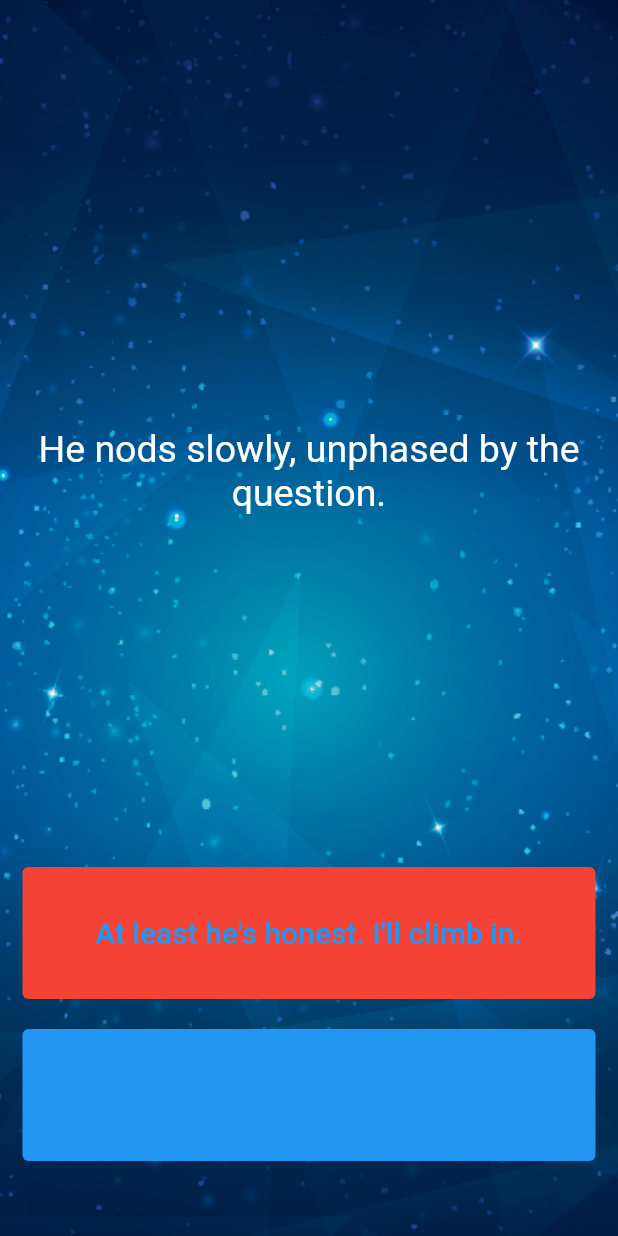
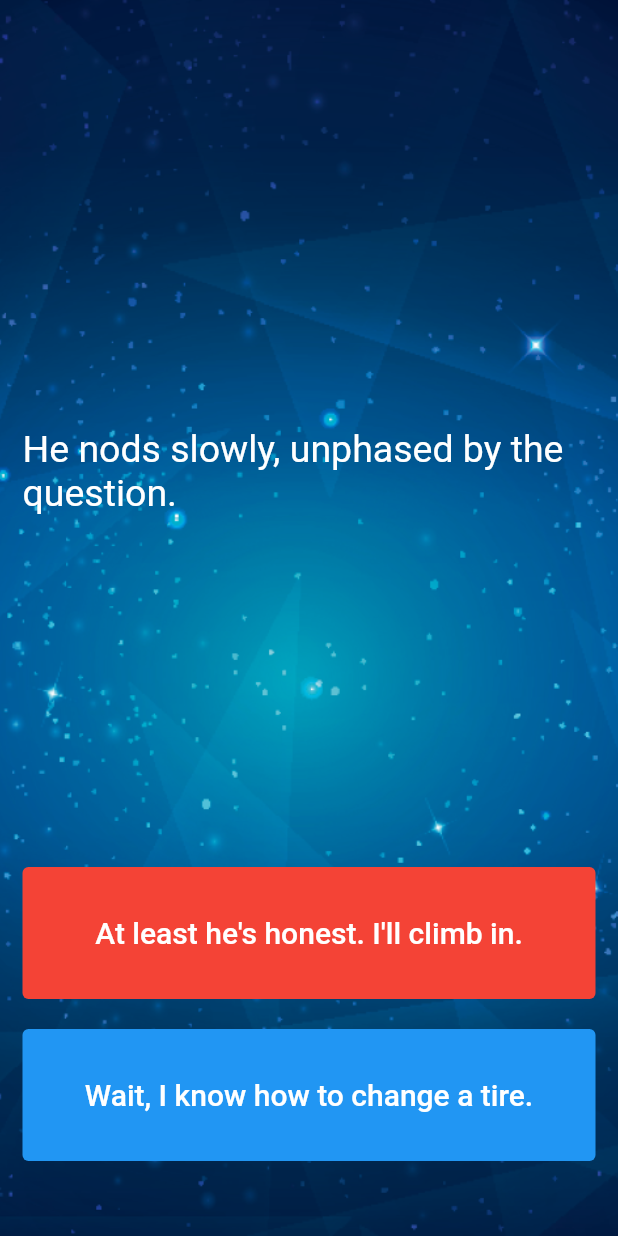
Before and after one commit to ThiMaiLamNgo/flutterDestini, a Flutter app: the screen it shows after launch, after a tap on an icon or button, on a phone screen of 412 x 824 dp. Run offline on Flutter 3.47's test engine with Material 2 defaults, Android fonts, the phone set to English and light mode, and no system bars; our stand-ins replace fluttertoast.

```diff
--- a/lib/main.dart
+++ b/lib/main.dart
@@ -1,4 +1,125 @@
-import 'package:destiniflutter/story_brain.dart';
+import 'package:flutter/material.dart';
+import 'story_brain.dart';
+
+//TODO: Step 15 - Run the app and see if you can see the screen update with the first story. Delete this TODO if it looks as you expected.
+
+void main() => runApp(Destini());
+
+class Destini extends StatelessWidget {
+  Widget build(BuildContext context) {
+    return MaterialApp(
+      theme: ThemeData.dark(),
+      home: StoryPage(),
+    );
+  }
+}
+
+//TODO: Step 9 - Create a new storyBrain object from the StoryBrain class.
+StoryBrain storyBrain = StoryBrain();
+
+class StoryPage extends StatefulWidget {
+  _StoryPageState createState() => _StoryPageState();
+}
+
+class _StoryPageState extends State<StoryPage> {
+  @override
+  Widget build(BuildContext context) {
+    return Scaffold(
+      body: Container(
+        //TODO: Step 1 - Add background.png to this Container as a background image.
+        decoration: BoxDecoration(
+          image: DecorationImage(
+            image: AssetImage('images/background.png'),
+            fit: BoxFit.cover,
+          ),
+        ),
+        padding: EdgeInsets.symmetric(vertical: 50.0, horizontal: 15.0),
+        constraints: BoxConstraints.expand(),
+        child: SafeArea(
+          child: Column(
+            crossAxisAlignment: CrossAxisAlignment.stretch,
+            children: <Widget>[
+              Expanded(
+                flex: 12,
+                child: Center(
+                  child: Text(
+                    //TODO: Step 10 - use the storyBrain to get the first story title and display it in this Text Widget.
+                    storyBrain.getStory(),
+                    //'Story text will go here.',
+                    style: TextStyle(
+                      fontSize: 25.0,
+                    ),
+                  ),
+                ),
+              ),
+              Expanded(
+                flex: 2,
+                child: TextButton(
+                  onPressed: () {
+                    //Choice 1 made by user.
+                    //TODO: Step 18 - Call the nextStory() method from storyBrain and pass the number 1 as the choice made by the user.
+                    setState(() {
+                      storyBrain.nextStory(1);
+                    });
+                  },
+                  style: TextButton.styleFrom(
+                      primary: Colors.white, backgroundColor: Colors.red),
+                  //backgroundColor: MaterialStateProperty.all<Color>(Colors.red),
+                  child: Text(
+                    //TODO: Step 13 - Use the storyBrain to get the text for choice 1.
+                    storyBrain.getChoice1(),
+                    //'Choice 1',
+                    style: TextStyle(
+                      fontSize: 20.0,
+                    ),
+                  ),
+                ),
+              ),
+              SizedBox(
+                height: 20.0,
+              ),
+              Expanded(
+                flex: 2,
+                //TODO: Step 26 - Use a Flutter Visibility Widget to wrap this FlatButton.
+                //TODO: Step 28 - Set the "visible" property of the Visibility Widget to equal the output from the buttonShouldBeVisible() method in the storyBrain.
+                child: Visibility(
+                  visible: storyBrain.getChoice2().isEmpty
+                      ? false
+                      : true, //storyBrain.buttonShouldBeVisible(),
+                  child: TextButton(
+                    onPressed: () {
+                      setState(() {
+                        storyBrain.nextStory(2);
+                      });
+                      //Choice 2 made by user.
+                      //TODO: Step 19 - Call the nextStory() method from storyBrain and pass the number 2 as the choice made by the user.
+                    },
+                    style: TextButton.styleFrom(
+                        primary: Colors.white, backgroundColor: Colors.blue),
+                    //color: Colors.blue,
+                    child: Text(
+                      //TODO: Step 14 - Use the storyBrain to get the text for choice 2.
+                      storyBrain.getChoice2(),
+                      //'Choice 2',
+                      style: TextStyle(
+                        fontSize: 20.0,
+                      ),
+                    ),
+                  ),
+                ),
+              ),
+            ],
+          ),
+        ),
+      ),
+    );
+  }
+}
+//TODO: Step 24 - Run the app and try to figure out what code you need to add to this file to make the story change when you press on the choice buttons.
+
+//TODO: Step 29 - Run the app and test it against the Story Outline to make sure you've completed all the steps. The code for the completed app can be found here: https://github.com/londonappbrewery/destini-challenge-completed/
+
+/*import 'package:destiniflutter/story_brain.dart';
 import 'package:flutter/cupertino.dart';
 import 'package:flutter/material.dart';
 import 'story_brain.dart';
@@ -74,7 +195,7 @@ class _StoryPageState extends State<StoryPage> {
                   child: Text(
                     //TODO: Step 13 - Use the storyBrain to get the text for choice 1.
                     //'Choice 1',
-                    storyBrain.getChoice1(),
+                    '${storyBrain.getChoice1()}',
                     style: TextStyle(
                       fontSize: 20.0,
                     ),
@@ -89,8 +210,6 @@ class _StoryPageState extends State<StoryPage> {
 
                 //TODO: Step 26 - Use a Flutter Visibility Widget to wrap this FlatButton.
                 //TODO: Step 28 - Set the "visible" property of the Visibility Widget to equal the output from the buttonShouldBeVisible() method in the storyBrain.
-                child: Visibility(
-                  visible: storyBrain.buttonShouldBeVisible(),
                 child: TextButton(
                   onPressed: () {
                     //Choice 2 made by user.
@@ -100,15 +219,17 @@ class _StoryPageState extends State<StoryPage> {
                     });
                   },
                   style: ButtonStyle(
-                        backgroundColor:
-                            MaterialStateProperty.all(Colors.blue)),
+                      backgroundColor: MaterialStateProperty.all(Colors.blue)),
+                      /*
+                      THE TEXT OF choice2 IS HIDE BECAUSE I DID NOT SET THE COLOR FOR THE TEXT. THE COLOR OF THE TEXT WAS BLUE AND THE BACKGROUNDCOLOR OF THE BUTTON WAR BLUE. SO I CAN NOT SEE THE TEXT.
+
+                      */
                   child: Text(
                     //TODO: Step 14 - Use the storyBrain to get the text for choice 2.
-                      //'Choice 2',
-                      storyBrain.getChoice2(),
-                      style: const TextStyle(
+                    'Choice 2',
+                    //'${storyBrain.getChoice2()}',
+                    style: TextStyle(
                       fontSize: 20.0,
-                      ),
                     ),
                   ),
                 ),
@@ -124,3 +245,4 @@ class _StoryPageState extends State<StoryPage> {
 //TODO: Step 24 - Run the app and try to figure out what code you need to add to this file to make the story change when you press on the choice buttons.
 
 //TODO: Step 29 - Run the app and test it against the Story Outline to make sure you've completed all the steps. The code for the completed app can be found here: https://github.com/londonappbrewery/destini-challenge-completed/
+*/
--- a/lib/story_brain.dart
+++ b/lib/story_brain.dart
@@ -1,5 +1,8 @@
 //TODO: Step 6 - import the story.dart file into this file.
 //import 'package:flutter/widgets.dart';
+
+import 'package:flutter/material.dart';
+import 'package:fluttertoast/fluttertoast.dart';
 
 import 'story.dart';
 
@@ -76,22 +79,29 @@ class StoryBrain {
     } else if (choiceNumber == 2 && _storyNumber == 2) {
       _storyNumber = 4;
     } else if (_storyNumber == 3 || _storyNumber == 4 || _storyNumber == 5) {
-      restart();
+      //restart();
+      _storyNumber = 0;
     }
   }
 
-  void restart() {
+  /*void restart() {
     _storyNumber = 0;
-  }
+  }*/
+
 //TODO: Step 20 - Download the story plan here: https://drive.google.com/uc?export=download&id=1KU6EghkO9Hf2hRM0756xFHgNaZyGCou3
 
 //TODO: Step 27 - Create a method called buttonShouldBeVisible() which checks to see if storyNumber is 0 or 1 or 2 (when both buttons should show choices) and return true if that is the case, else it should return false.
-  bool buttonShouldBeVisible() {
-    if (_storyData[_storyNumber].choice2.isEmpty) {
+  /*bool buttonShouldBeVisible() {
+    if (_storyNumber <= 2) {
+      return true;
+    } else {
+      return false;
+    }
+    /*if (_storyData[_storyNumber].choice2.isEmpty) {
       return false;
     } else {
       return true;
-    }
+    }*/
     //return _storyNumber <= 2 ? true : false;
     /*if (_storyNumber == 0 || _storyNumber == 1 || _storyNumber == 2) {
       return _storyData[_storyNumber].choice2 !=
@@ -100,11 +110,7 @@ class StoryBrain {
       return false;
     }
      */
-    /*if (_storyNumber <= 2) {
-      return true;
-    } else {
-      return false;
-    }
+    /*
      */
-  }
+  }*/
 }
--- a/pubspec.yaml
+++ b/pubspec.yaml
@@ -34,6 +34,7 @@ dependencies:
   # The following adds the Cupertino Icons font to your application.
   # Use with the CupertinoIcons class for iOS style icons.
   cupertino_icons: ^1.0.2
+  fluttertoast: ^8.0.8
 
 dev_dependencies:
   flutter_test:
```
Also changed, not shown: pubspec.lock. Lines whose indentation alone changed are shown as unchanged.
